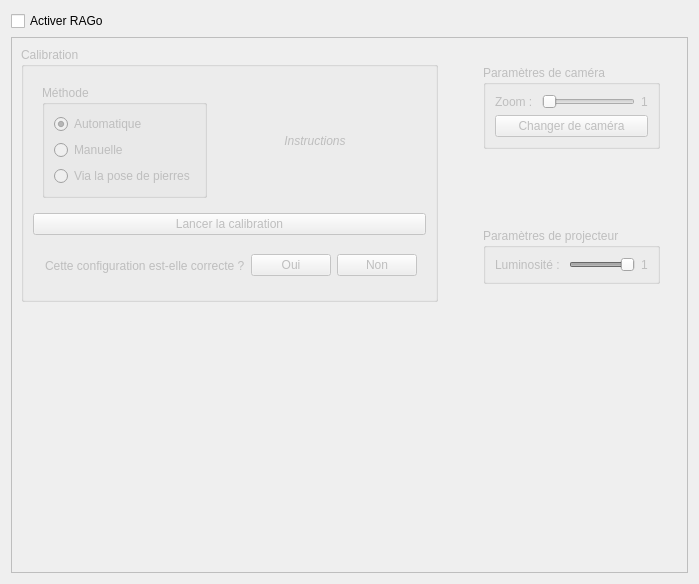
Above: src/ragowidget.ui from EPeillard/qgo before the change. Below: the same form after it.
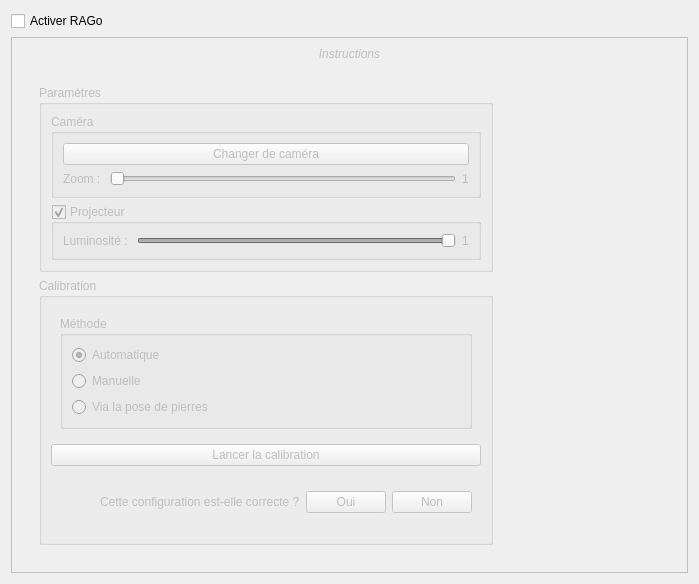
That is the form after the change.

Patch:
```diff
--- a/src/ragowidget.ui
+++ b/src/ragowidget.ui
@@ -14,6 +14,9 @@
    <string>Form</string>
   </property>
   <layout class="QVBoxLayout" name="verticalLayout">
+   <property name="sizeConstraint">
+    <enum>QLayout::SetNoConstraint</enum>
+   </property>
    <item>
     <layout class="QHBoxLayout" name="horizontalLayout">
      <item>
@@ -56,9 +59,141 @@
      <property name="frameShape">
       <enum>QFrame::Box</enum>
      </property>
+     <layout class="QVBoxLayout" name="verticalLayout_7">
+      <item>
+       <widget class="QLabel" name="label">
+        <property name="text">
+         <string>&lt;html&gt;&lt;head/&gt;&lt;body&gt;&lt;p align=&quot;center&quot;&gt;&lt;span style=&quot; font-style:italic;&quot;&gt;Instructions&lt;/span&gt;&lt;/p&gt;&lt;/body&gt;&lt;/html&gt;</string>
+        </property>
+       </widget>
+      </item>
+      <item>
+       <widget class="QWidget" name="widget" native="true">
+        <layout class="QHBoxLayout" name="horizontalLayout_3">
+         <item>
+          <widget class="QWidget" name="beforeCalib" native="true">
      <layout class="QVBoxLayout" name="verticalLayout_8">
       <item>
-       <layout class="QHBoxLayout" name="horizontalLayout_7">
+             <widget class="QGroupBox" name="horizontalGroupBox">
+              <property name="title">
+               <string>Paramètres</string>
+              </property>
+              <layout class="QVBoxLayout" name="verticalLayout_3">
+               <item>
+                <widget class="QGroupBox" name="verticalGroupBox">
+                 <property name="title">
+                  <string>Caméra</string>
+                 </property>
+                 <layout class="QVBoxLayout" name="verticalLayout_5">
+                  <item>
+                   <widget class="QPushButton" name="changeCam">
+                    <property name="text">
+                     <string>Changer de caméra</string>
+                    </property>
+                   </widget>
+                  </item>
+                  <item>
+                   <layout class="QHBoxLayout" name="horizontalLayout_2">
+                    <item>
+                     <widget class="QLabel" name="label_4">
+                      <property name="text">
+                       <string>Zoom : </string>
+                      </property>
+                     </widget>
+                    </item>
+                    <item>
+                     <widget class="QSlider" name="zoomSlider">
+                      <property name="minimum">
+                       <number>10</number>
+                      </property>
+                      <property name="maximum">
+                       <number>50</number>
+                      </property>
+                      <property name="orientation">
+                       <enum>Qt::Horizontal</enum>
+                      </property>
+                     </widget>
+                    </item>
+                    <item>
+                     <widget class="QLabel" name="zoomLabel">
+                      <property name="text">
+                       <string>1</string>
+                      </property>
+                     </widget>
+                    </item>
+                   </layout>
+                  </item>
+                 </layout>
+                </widget>
+               </item>
+               <item>
+                <widget class="QGroupBox" name="verticalGroupBox">
+                 <property name="title">
+                  <string>Projecteur</string>
+                 </property>
+                 <property name="flat">
+                  <bool>false</bool>
+                 </property>
+                 <property name="checkable">
+                  <bool>true</bool>
+                 </property>
+                 <layout class="QVBoxLayout" name="verticalLayout_6">
+                  <item>
+                   <layout class="QHBoxLayout" name="horizontalLayout_5">
+                    <item>
+                     <widget class="QLabel" name="label_2">
+                      <property name="text">
+                       <string>Luminosité : </string>
+                      </property>
+                     </widget>
+                    </item>
+                    <item>
+                     <widget class="QSlider" name="lumSlider">
+                      <property name="maximum">
+                       <number>100</number>
+                      </property>
+                      <property name="singleStep">
+                       <number>1</number>
+                      </property>
+                      <property name="value">
+                       <number>100</number>
+                      </property>
+                      <property name="sliderPosition">
+                       <number>100</number>
+                      </property>
+                      <property name="orientation">
+                       <enum>Qt::Horizontal</enum>
+                      </property>
+                     </widget>
+                    </item>
+                    <item>
+                     <widget class="QLabel" name="lumLabel">
+                      <property name="text">
+                       <string>1</string>
+                      </property>
+                     </widget>
+                    </item>
+                   </layout>
+                  </item>
+                 </layout>
+                </widget>
+               </item>
+              </layout>
+             </widget>
+            </item>
+            <item>
+             <spacer name="verticalSpacer">
+              <property name="orientation">
+               <enum>Qt::Vertical</enum>
+              </property>
+              <property name="sizeHint" stdset="0">
+               <size>
+                <width>20</width>
+                <height>40</height>
+               </size>
+              </property>
+             </spacer>
+            </item>
         <item>
          <widget class="QGroupBox" name="groupBox">
           <property name="title">
@@ -104,39 +239,6 @@
                 </layout>
                </widget>
               </item>
-              <item>
-               <spacer name="horizontalSpacer_7">
-                <property name="orientation">
-                 <enum>Qt::Horizontal</enum>
-                </property>
-                <property name="sizeHint" stdset="0">
-                 <size>
-                  <width>40</width>
-                  <height>20</height>
-                 </size>
-                </property>
-               </spacer>
-              </item>
-              <item>
-               <widget class="QLabel" name="label">
-                <property name="text">
-                 <string>&lt;html&gt;&lt;head/&gt;&lt;body&gt;&lt;p align=&quot;center&quot;&gt;&lt;span style=&quot; font-style:italic;&quot;&gt;Instructions&lt;/span&gt;&lt;/p&gt;&lt;/body&gt;&lt;/html&gt;</string>
-                </property>
-               </widget>
-              </item>
-              <item>
-               <spacer name="horizontalSpacer_3">
-                <property name="orientation">
-                 <enum>Qt::Horizontal</enum>
-                </property>
-                <property name="sizeHint" stdset="0">
-                 <size>
-                  <width>40</width>
-                  <height>20</height>
-                 </size>
-                </property>
-               </spacer>
-              </item>
              </layout>
             </widget>
            </item>
@@ -147,6 +249,19 @@
              </property>
             </widget>
            </item>
+               <item>
+                <spacer name="verticalSpacer_3">
+                 <property name="orientation">
+                  <enum>Qt::Vertical</enum>
+                 </property>
+                 <property name="sizeHint" stdset="0">
+                  <size>
+                   <width>20</width>
+                   <height>40</height>
+                  </size>
+                 </property>
+                </spacer>
+               </item>
            <item>
             <widget class="QWidget" name="checkConfig" native="true">
              <layout class="QHBoxLayout" name="horizontalLayout_4">
@@ -187,12 +302,25 @@
              </layout>
             </widget>
            </item>
-          </layout>
-         </widget>
-        </item>
         <item>
-         <widget class="QWidget" name="beforeCalib" native="true">
-          <layout class="QHBoxLayout" name="horizontalLayout_3">
+                <spacer name="verticalSpacer_5">
+                 <property name="orientation">
+                  <enum>Qt::Vertical</enum>
+                 </property>
+                 <property name="sizeHint" stdset="0">
+                  <size>
+                   <width>20</width>
+                   <height>40</height>
+                  </size>
+                 </property>
+                </spacer>
+               </item>
+              </layout>
+             </widget>
+            </item>
+           </layout>
+          </widget>
+         </item>
            <item>
             <spacer name="horizontalSpacer_2">
              <property name="orientation">
@@ -207,123 +335,6 @@
             </spacer>
            </item>
            <item>
-            <widget class="QFrame" name="horizontalFrame">
-             <layout class="QVBoxLayout" name="verticalLayout_3">
-              <item>
-               <widget class="QGroupBox" name="verticalGroupBox">
-                <property name="title">
-                 <string>Paramètres de caméra</string>
-                </property>
-                <layout class="QVBoxLayout" name="verticalLayout_5">
-                 <item>
-                  <layout class="QHBoxLayout" name="horizontalLayout_2">
-                   <item>
-                    <widget class="QLabel" name="label_4">
-                     <property name="text">
-                      <string>Zoom : </string>
-                     </property>
-                    </widget>
-                   </item>
-                   <item>
-                    <widget class="QSlider" name="zoomSlider">
-                     <property name="minimum">
-                      <number>10</number>
-                     </property>
-                     <property name="maximum">
-                      <number>50</number>
-                     </property>
-                     <property name="orientation">
-                      <enum>Qt::Horizontal</enum>
-                     </property>
-                    </widget>
-                   </item>
-                   <item>
-                    <widget class="QLabel" name="zoomLabel">
-                     <property name="text">
-                      <string>1</string>
-                     </property>
-                    </widget>
-                   </item>
-                  </layout>
-                 </item>
-                 <item>
-                  <widget class="QPushButton" name="changeCam">
-                   <property name="text">
-                    <string>Changer de caméra</string>
-                   </property>
-                  </widget>
-                 </item>
-                </layout>
-               </widget>
-              </item>
-              <item>
-               <spacer name="verticalSpacer">
-                <property name="orientation">
-                 <enum>Qt::Vertical</enum>
-                </property>
-                <property name="sizeHint" stdset="0">
-                 <size>
-                  <width>20</width>
-                  <height>40</height>
-                 </size>
-                </property>
-               </spacer>
-              </item>
-              <item>
-               <widget class="QGroupBox" name="verticalGroupBox">
-                <property name="title">
-                 <string>Paramètres de projecteur</string>
-                </property>
-                <layout class="QVBoxLayout" name="verticalLayout_6">
-                 <item>
-                  <layout class="QHBoxLayout" name="horizontalLayout_5">
-                   <item>
-                    <widget class="QLabel" name="label_2">
-                     <property name="text">
-                      <string>Luminosité : </string>
-                     </property>
-                    </widget>
-                   </item>
-                   <item>
-                    <widget class="QSlider" name="lumSlider">
-                     <property name="maximum">
-                      <number>100</number>
-                     </property>
-                     <property name="singleStep">
-                      <number>1</number>
-                     </property>
-                     <property name="value">
-                      <number>100</number>
-                     </property>
-                     <property name="sliderPosition">
-                      <number>100</number>
-                     </property>
-                     <property name="orientation">
-                      <enum>Qt::Horizontal</enum>
-                     </property>
-                    </widget>
-                   </item>
-                   <item>
-                    <widget class="QLabel" name="lumLabel">
-                     <property name="text">
-                      <string>1</string>
-                     </property>
-                    </widget>
-                   </item>
-                  </layout>
-                 </item>
-                </layout>
-               </widget>
-              </item>
-             </layout>
-            </widget>
-           </item>
-          </layout>
-         </widget>
-        </item>
-       </layout>
-      </item>
-      <item>
        <layout class="QGridLayout" name="gridLayout_3">
         <item row="1" column="0">
          <spacer name="horizontalSpacer_6">
@@ -391,6 +402,9 @@
    </item>
   </layout>
  </widget>
+   </item>
+  </layout>
+ </widget>
  <resources/>
  <connections>
   <connection>
```
Left out of the diff: 2 changed lines with no effect on the pictures. Lines whose indentation alone changed are shown as unchanged.
